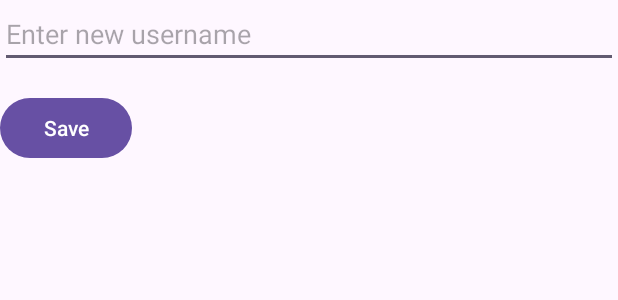
After one commit to CS5520FeinbergSpring2024/team-project-a6-group11, an Android app: the layout activity_edit_profile.xml on its own in the app's theme, with its tools: preview values and no code run, on a phone screen of 412 x 824 dp. The commit adds this screen. Shown: the top 300 px of the screen. Run offline under Robolectric (Android 15) with nearby library versions, the phone set to English and light mode, and no system bars.

Commit message:
enable edit profile and save in db

```diff
--- a/app/src/main/AndroidManifest.xml
+++ b/app/src/main/AndroidManifest.xml
@@ -14,6 +14,9 @@
         android:supportsRtl="true"
         android:theme="@style/Theme.MusicDiary"
         tools:targetApi="31">
+        <activity
+            android:name=".EditProfileActivity"
+            android:exported="false" />
         <activity
             android:name=".PublicDiaryActivity"
             android:exported="false" />
--- /dev/null
+++ b/app/src/main/res/layout/activity_edit_profile.xml
@@ -0,0 +1,19 @@
+<?xml version="1.0" encoding="utf-8"?>
+<RelativeLayout xmlns:android="http://schemas.android.com/apk/res/android"
+    android:layout_width="match_parent"
+    android:layout_height="match_parent">
+
+    <EditText
+        android:id="@+id/editUsernameEditText"
+        android:layout_width="match_parent"
+        android:layout_height="wrap_content"
+        android:hint="Enter new username"/>
+
+    <Button
+        android:id="@+id/saveButton"
+        android:layout_width="wrap_content"
+        android:layout_height="wrap_content"
+        android:layout_below="@id/editUsernameEditText"
+        android:layout_marginTop="16dp"
+        android:text="Save"/>
+</RelativeLayout>
```
Also changed, not shown: app/src/main/java/com/example/musicdiary/EditProfileActivity.java (added, +47 -0 lines), app/src/main/java/com/example/musicdiary/MainActivity.java (+43 -1 lines), app/src/main/java/com/example/musicdiary/ProfileActivity.java (+66 -1 lines).
